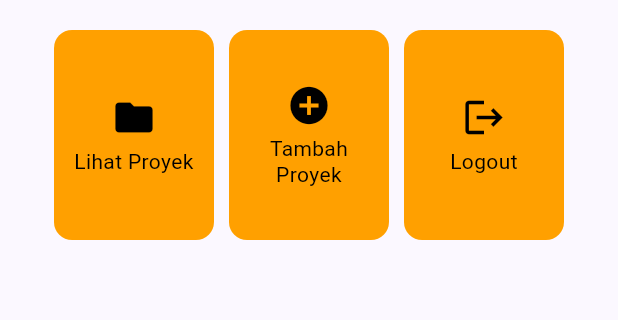
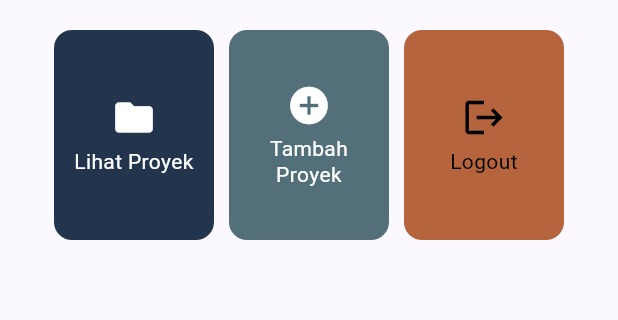
Before and after one commit to osman-fardin/myportofolio_mobile, a Flutter app: the screen it shows after launch, on a phone screen of 412 x 824 dp, the part 357-677 px from its top. Run offline on Flutter 3.47's test engine with Material 3 defaults, Android fonts, the phone set to English and light mode, and no system bars.

Commit message:
feat: customize portfolio action card colors

```diff
--- a/lib/menu.dart
+++ b/lib/menu.dart
@@ -6,10 +6,11 @@ class MyHomePage extends StatelessWidget {
   final String npm = '2506541723';
   final String nama = 'Muhammad Osman Fardin';
   final String kelas = 'PBP D';
+  // Palet mengikuti token navy, cloud, dan copper pada web portofolio.
   final List<ItemHomepage> items = const [
-    ItemHomepage('Lihat Proyek', Icons.folder),
-    ItemHomepage('Tambah Proyek', Icons.add_circle),
-    ItemHomepage('Logout', Icons.logout),
+    ItemHomepage('Lihat Proyek', Icons.folder, Color(0xFF23354D)),
+    ItemHomepage('Tambah Proyek', Icons.add_circle, Color(0xFF526F7A)),
+    ItemHomepage('Logout', Icons.logout, Color(0xFFB6643D)),
   ];
 
   @override
@@ -69,10 +70,20 @@ class MyHomePage extends StatelessWidget {
 }
 
 class ItemHomepage {
-  const ItemHomepage(this.name, this.icon);
+  const ItemHomepage(this.name, this.icon, this.color);
 
   final String name;
   final IconData icon;
+  final Color color;
+
+  /// Memilih teks hitam/putih dengan rasio kontras terbesar terhadap warna kartu.
+  /// Perhitungan memakai luminansi relatif dan rumus kontras WCAG.
+  Color get foregroundColor {
+    final luminance = color.computeLuminance();
+    final contrastWithBlack = (luminance + 0.05) / 0.05;
+    final contrastWithWhite = 1.05 / (luminance + 0.05);
+    return contrastWithBlack >= contrastWithWhite ? Colors.black : Colors.white;
+  }
 }
 
 class ItemCard extends StatelessWidget {
@@ -82,13 +93,13 @@ class ItemCard extends StatelessWidget {
 
   @override
   Widget build(BuildContext context) {
-    final colorScheme = Theme.of(context).colorScheme;
+    final foregroundColor = item.foregroundColor;
     final borderRadius = BorderRadius.circular(12);
 
     return Semantics(
       button: true,
       child: Material(
-        color: colorScheme.secondary,
+        color: item.color,
         borderRadius: borderRadius,
         child: InkWell(
           borderRadius: borderRadius,
@@ -106,13 +117,13 @@ class ItemCard extends StatelessWidget {
             child: Column(
               mainAxisAlignment: MainAxisAlignment.center,
               children: [
-                Icon(item.icon, color: colorScheme.onSecondary, size: 30),
+                Icon(item.icon, color: foregroundColor, size: 30),
                 const SizedBox(height: 6),
                 Text(
                   item.name,
                   textAlign: TextAlign.center,
                   style: TextStyle(
-                    color: colorScheme.onSecondary,
+                    color: foregroundColor,
                     fontSize: 14,
                     height: 1.2,
                   ),
```
Also changed, not shown: 3 other files.
